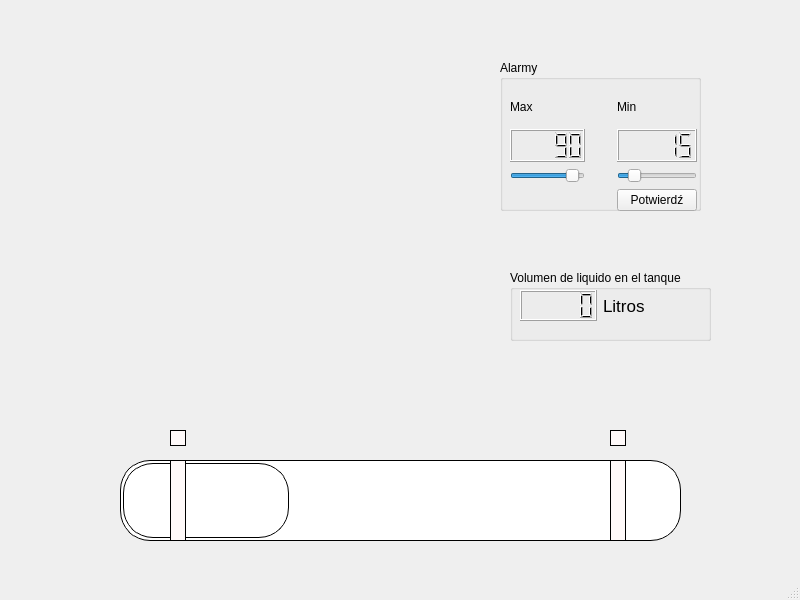
Qt form projekt scada/scadaUI.ui (jakubwasik/pyScada) before a commit.
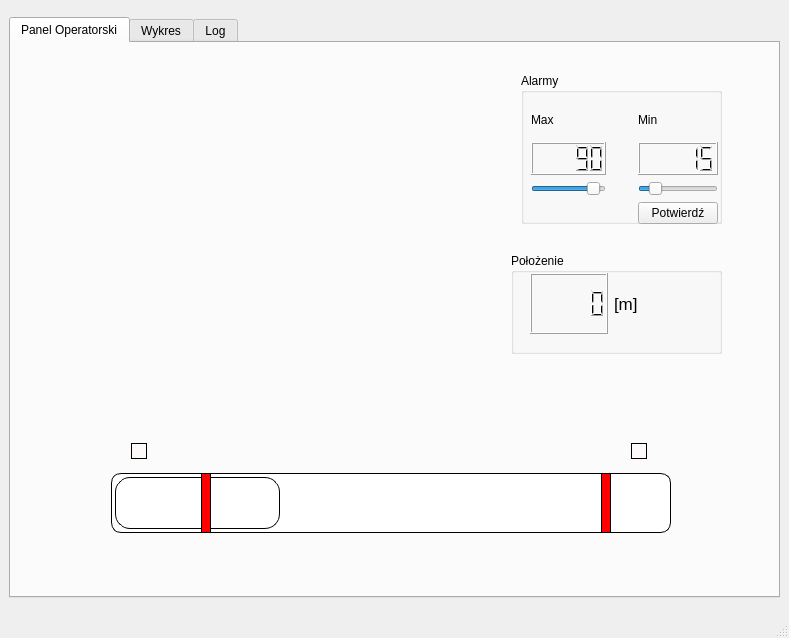
The same form after that commit. The open tabs and pages were chosen to show the change.

Commit message: scada with logging and advanced control panel

The edit to the form file:
```diff
--- a/projekt scada/scadaUI.ui
+++ b/projekt scada/scadaUI.ui
@@ -6,35 +6,163 @@
    <rect>
     <x>0</x>
     <y>0</y>
-    <width>800</width>
-    <height>600</height>
+    <width>789</width>
+    <height>638</height>
    </rect>
   </property>
   <property name="windowTitle">
    <string>MainWindow</string>
   </property>
   <widget class="QWidget" name="centralwidget">
-   <widget class="QProgressBar" name="progressBar">
+   <layout class="QGridLayout" name="gridLayout_3">
+    <item row="0" column="0">
+     <widget class="QTabWidget" name="tabWidget">
+      <property name="minimumSize">
+       <size>
+        <width>771</width>
+        <height>581</height>
+       </size>
+      </property>
+      <property name="maximumSize">
+       <size>
+        <width>771</width>
+        <height>581</height>
+       </size>
+      </property>
+      <property name="currentIndex">
+       <number>1</number>
+      </property>
+      <widget class="QWidget" name="panel_operatora">
+       <attribute name="title">
+        <string>Panel Operatorski</string>
+       </attribute>
+       <widget class="QFrame" name="nivel_max_3">
+        <property name="enabled">
+         <bool>false</bool>
+        </property>
+        <property name="geometry">
+         <rect>
+          <x>590</x>
+          <y>430</y>
+          <width>10</width>
+          <height>60</height>
+         </rect>
+        </property>
+        <property name="autoFillBackground">
+         <bool>false</bool>
+        </property>
+        <property name="styleSheet">
+         <string notr="true">QFrame {
+border: 1px solid black;
+text-align: top;
+padding: 3px;
+border-bottom-right-radius: 10px;
+border-bottom-left-radius: 10px;
+border-top-right-radius: 10px;
+border-top-left-radius: 10px;
+
+background-color: red
+}</string>
+        </property>
+        <property name="frameShape">
+         <enum>QFrame::StyledPanel</enum>
+        </property>
+        <property name="frameShadow">
+         <enum>QFrame::Raised</enum>
+        </property>
+       </widget>
+       <widget class="QFrame" name="nivel_max_2">
+        <property name="geometry">
+         <rect>
+          <x>620</x>
+          <y>400</y>
+          <width>16</width>
+          <height>16</height>
+         </rect>
+        </property>
+        <property name="styleSheet">
+         <string notr="true">border: 1px solid black;
+padding: 2px;
+background-color: #FFFAFA;
+
+</string>
+        </property>
+        <property name="frameShape">
+         <enum>QFrame::StyledPanel</enum>
+        </property>
+        <property name="frameShadow">
+         <enum>QFrame::Raised</enum>
+        </property>
+       </widget>
+       <widget class="QFrame" name="nivel_min_2">
     <property name="geometry">
      <rect>
       <x>120</x>
-      <y>460</y>
-      <width>561</width>
-      <height>81</height>
+          <y>400</y>
+          <width>16</width>
+          <height>16</height>
+         </rect>
+        </property>
+        <property name="styleSheet">
+         <string notr="true">border: 1px solid black;
+padding: 2px;
+background-color: #FFFAFA;</string>
+        </property>
+        <property name="frameShape">
+         <enum>QFrame::StyledPanel</enum>
+        </property>
+        <property name="frameShadow">
+         <enum>QFrame::Raised</enum>
+        </property>
+       </widget>
+       <widget class="QFrame" name="nivel_min_3">
+        <property name="enabled">
+         <bool>true</bool>
+        </property>
+        <property name="geometry">
+         <rect>
+          <x>190</x>
+          <y>430</y>
+          <width>10</width>
+          <height>60</height>
+         </rect>
+        </property>
+        <property name="styleSheet">
+         <string notr="true">border: 1px solid black;
+padding: 2px;
+background-color: red;</string>
+        </property>
+        <property name="frameShape">
+         <enum>QFrame::StyledPanel</enum>
+        </property>
+        <property name="frameShadow">
+         <enum>QFrame::Raised</enum>
+        </property>
+       </widget>
+       <widget class="QProgressBar" name="progressBar">
+        <property name="geometry">
+         <rect>
+          <x>100</x>
+          <y>430</y>
+          <width>560</width>
+          <height>60</height>
      </rect>
     </property>
     <property name="layoutDirection">
      <enum>Qt::LeftToRight</enum>
     </property>
+        <property name="autoFillBackground">
+         <bool>false</bool>
+        </property>
     <property name="styleSheet">
      <string notr="true">QProgressBar {
 border: 1px solid black;
 text-align: top;
-padding: 2px;
-border-bottom-right-radius: 30px;
-border-bottom-left-radius: 30px;
-border-top-right-radius: 30px;
-border-top-left-radius: 30px;
+padding: 3px;
+border-bottom-right-radius: 10px;
+border-bottom-left-radius: 10px;
+border-top-right-radius: 10px;
+border-top-left-radius: 10px;
 background: QLinearGradient( x1: 0, y1: 0, x2: 1, y2: 0,
 stop: 0 #fff,
 stop: 0.4999 #eee,
@@ -49,10 +177,10 @@
 stop: 0.4999 #46a,
 stop: 0.5 #45a,
 stop: 1 #238 );
-border-bottom-right-radius: 30px;
-border-bottom-left-radius: 30px;
-border-top-right-radius: 30px;
-border-top-left-radius: 30px;
+border-bottom-right-radius: 15px;
+border-bottom-left-radius: 15px;
+border-top-right-radius: 15px;
+border-top-left-radius: 15px;
 border: 1px solid black;
 }</string>
     </property>
@@ -77,100 +205,65 @@
     <property name="textDirection">
      <enum>QProgressBar::BottomToTop</enum>
     </property>
-   </widget>
-   <widget class="QFrame" name="nivel_min">
-    <property name="geometry">
-     <rect>
-      <x>170</x>
-      <y>460</y>
-      <width>16</width>
-      <height>81</height>
-     </rect>
-    </property>
-    <property name="styleSheet">
-     <string notr="true">border: 1px solid black;
-padding: 2px;
-background-color: #FFFAFA;</string>
-    </property>
-    <property name="frameShape">
-     <enum>QFrame::StyledPanel</enum>
-    </property>
-    <property name="frameShadow">
-     <enum>QFrame::Raised</enum>
-    </property>
-   </widget>
-   <widget class="QFrame" name="nivel_max">
-    <property name="geometry">
-     <rect>
-      <x>610</x>
-      <y>460</y>
-      <width>16</width>
-      <height>81</height>
-     </rect>
-    </property>
-    <property name="styleSheet">
-     <string notr="true">border: 1px solid black;
-padding: 2px;
-background-color: #FFFAFA;
-
-</string>
-    </property>
-    <property name="frameShape">
-     <enum>QFrame::StyledPanel</enum>
-    </property>
-    <property name="frameShadow">
-     <enum>QFrame::Raised</enum>
-    </property>
-   </widget>
-   <widget class="QFrame" name="nivel_min_2">
-    <property name="geometry">
-     <rect>
-      <x>170</x>
-      <y>430</y>
-      <width>16</width>
-      <height>16</height>
-     </rect>
-    </property>
-    <property name="styleSheet">
-     <string notr="true">border: 1px solid black;
-padding: 2px;
-background-color: #FFFAFA;</string>
-    </property>
-    <property name="frameShape">
-     <enum>QFrame::StyledPanel</enum>
-    </property>
-    <property name="frameShadow">
-     <enum>QFrame::Raised</enum>
-    </property>
-   </widget>
-   <widget class="QFrame" name="nivel_max_2">
-    <property name="geometry">
-     <rect>
-      <x>610</x>
-      <y>430</y>
-      <width>16</width>
-      <height>16</height>
-     </rect>
-    </property>
-    <property name="styleSheet">
-     <string notr="true">border: 1px solid black;
-padding: 2px;
-background-color: #FFFAFA;
-
-</string>
-    </property>
-    <property name="frameShape">
-     <enum>QFrame::StyledPanel</enum>
-    </property>
-    <property name="frameShadow">
-     <enum>QFrame::Raised</enum>
-    </property>
-   </widget>
-   <widget class="QGroupBox" name="groupBox">
+        <property name="format">
+         <string>%p%</string>
+        </property>
+       </widget>
+       <widget class="QGroupBox" name="groupBox_2">
     <property name="geometry">
      <rect>
       <x>500</x>
-      <y>60</y>
+          <y>210</y>
+          <width>211</width>
+          <height>101</height>
+         </rect>
+        </property>
+        <property name="title">
+         <string>Położenie</string>
+        </property>
+        <widget class="QWidget" name="horizontalLayoutWidget">
+         <property name="geometry">
+          <rect>
+           <x>19</x>
+           <y>20</y>
+           <width>161</width>
+           <height>61</height>
+          </rect>
+         </property>
+         <layout class="QHBoxLayout" name="horizontalLayout">
+          <property name="bottomMargin">
+           <number>0</number>
+          </property>
+          <item>
+           <widget class="QLCDNumber" name="lcdNumber">
+            <property name="frameShape">
+             <enum>QFrame::Box</enum>
+            </property>
+           </widget>
+          </item>
+          <item>
+           <widget class="QLabel" name="label_4">
+            <property name="font">
+             <font>
+              <pointsize>13</pointsize>
+              <weight>50</weight>
+              <italic>false</italic>
+              <bold>false</bold>
+             </font>
+            </property>
+            <property name="text">
+             <string>[m]</string>
+            </property>
+           </widget>
+          </item>
+         </layout>
+        </widget>
+       </widget>
+       <widget class="QGroupBox" name="groupBox">
+        <property name="geometry">
+         <rect>
+          <x>510</x>
+          <y>30</y>
       <width>201</width>
       <height>151</height>
      </rect>
@@ -281,49 +374,32 @@
      </layout>
     </widget>
    </widget>
-   <widget class="QGroupBox" name="groupBox_2">
-    <property name="geometry">
-     <rect>
-      <x>510</x>
-      <y>270</y>
-      <width>201</width>
-      <height>71</height>
-     </rect>
-    </property>
-    <property name="title">
-     <string>Volumen de liquido en el tanque</string>
-    </property>
-    <widget class="QWidget" name="horizontalLayoutWidget">
-     <property name="geometry">
-      <rect>
-       <x>10</x>
-       <y>20</y>
-       <width>160</width>
-       <height>31</height>
-      </rect>
-     </property>
-     <layout class="QHBoxLayout" name="horizontalLayout">
+       <zorder>progressBar</zorder>
+       <zorder>nivel_max_3</zorder>
+       <zorder>nivel_max_2</zorder>
+       <zorder>nivel_min_2</zorder>
+       <zorder>nivel_min_3</zorder>
+       <zorder>groupBox_2</zorder>
+       <zorder>groupBox</zorder>
+      </widget>
+      <widget class="QWidget" name="plot">
+       <attribute name="title">
+        <string>Wykres</string>
+       </attribute>
+      </widget>
+      <widget class="QWidget" name="log">
+       <attribute name="title">
+        <string>Log</string>
+       </attribute>
+       <layout class="QHBoxLayout" name="horizontalLayout_2">
       <item>
-       <widget class="QLCDNumber" name="lcdNumber"/>
-      </item>
-      <item>
-       <widget class="QLabel" name="label_4">
-        <property name="font">
-         <font>
-          <pointsize>13</pointsize>
-          <weight>50</weight>
-          <italic>false</italic>
-          <bold>false</bold>
-         </font>
-        </property>
-        <property name="text">
-         <string>Litros</string>
-        </property>
-       </widget>
-      </item>
+         <widget class="QListWidget" name="listWidget"/>
+        </item>
      </layout>
     </widget>
    </widget>
+    </item>
+   </layout>
   </widget>
   <widget class="QMenuBar" name="menubar">
    <property name="geometry">
```
Left out of the diff: 66 changed lines with no effect on the pictures. Lines whose indentation alone changed are shown as unchanged. The commit also changes 11 other files.
